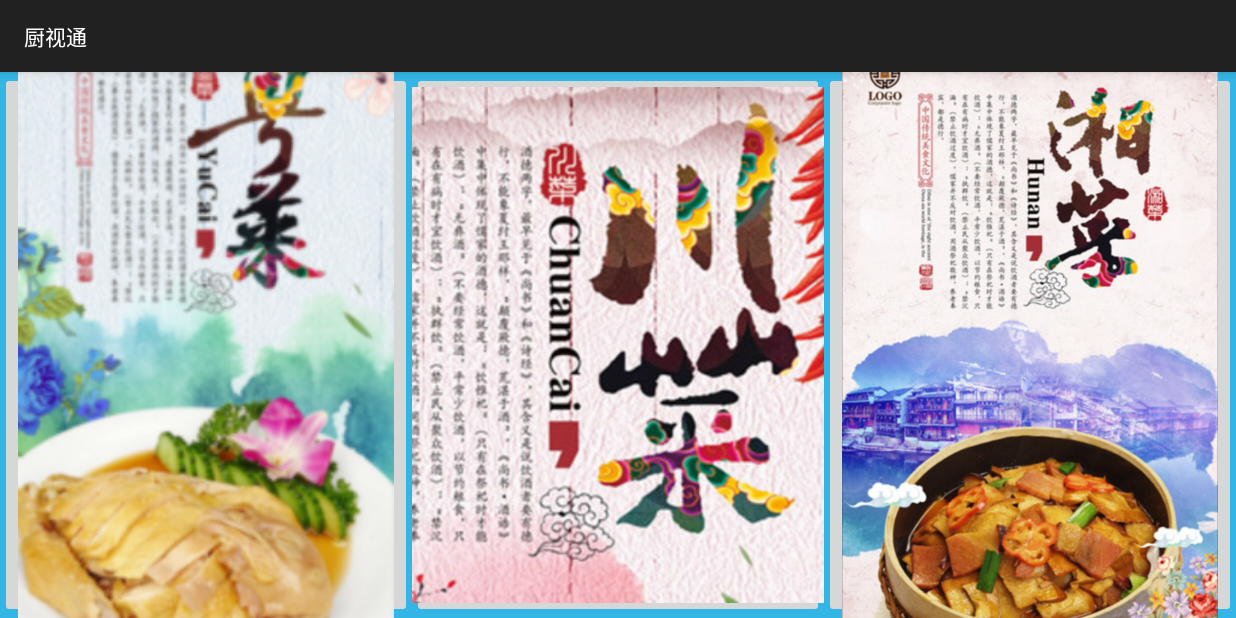
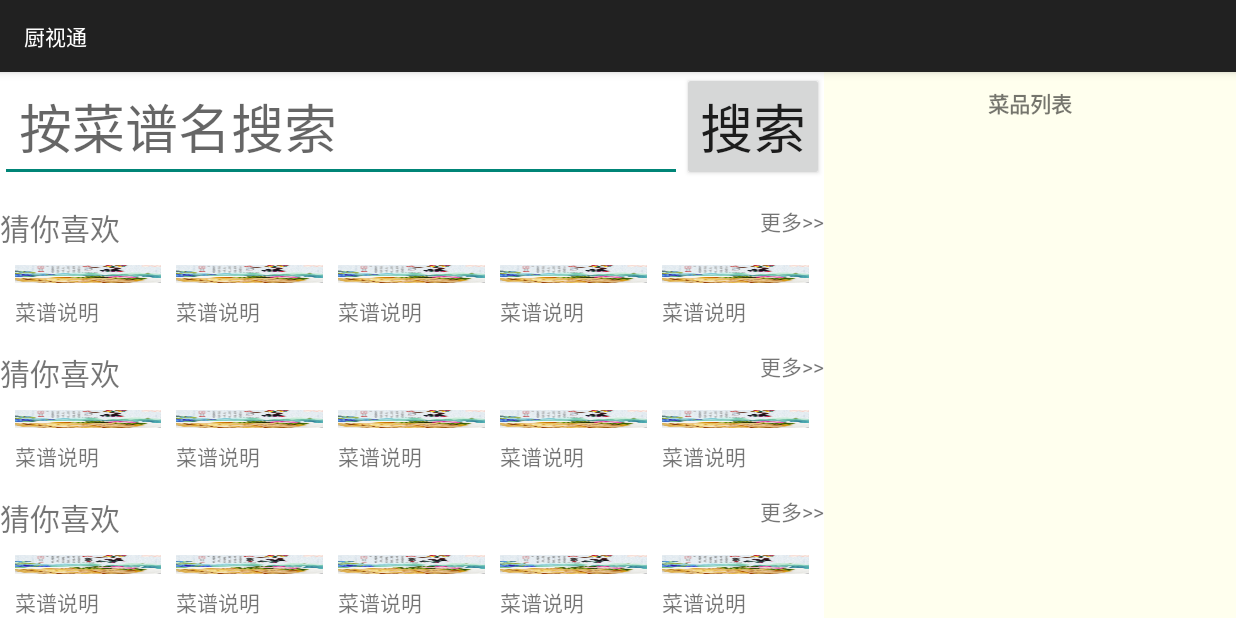
Before and after one commit to Levi-Ackerman/MyCook, an Android app: the CaiXiActivity screen opened directly, with no data from a screen before it, on a phone screen of 824 x 412 dp (held sideways). Run offline under Robolectric (Android 15) with nearby library versions, the phone set to English and light mode, and no system bars.

Commit message:
菜系的三层布局已经弄好

```diff
--- a/app/src/main/java/lee/scut/edu/mycook/CaiXiActivity.java
+++ b/app/src/main/java/lee/scut/edu/mycook/CaiXiActivity.java
@@ -11,15 +11,15 @@ public class CaiXiActivity extends BaseActivity implements View.OnClickListener
     protected void onCreate(Bundle savedInstanceState) {
         super.onCreate(savedInstanceState);
         setContentView(R.layout.activity_caixi);
-        findViewById(R.id.ib_yuecai).setOnClickListener(this);
+//        findViewById(R.id.ib_yuecai).setOnClickListener(this);
     }
 
     @Override
     public void onClick(View v) {
         switch (v.getId()){
-            case R.id.ib_yuecai:
-                jumpToActivity(YuecaiActivity.class);
-                break;
+//            case R.id.ib_yuecai:
+//                jumpToActivity(YuecaiActivity.class);
+//                break;
         }
     }
 }
--- a/app/src/main/res/layout/activity_caixi.xml
+++ b/app/src/main/res/layout/activity_caixi.xml
@@ -2,29 +2,85 @@
 <LinearLayout xmlns:android="http://schemas.android.com/apk/res/android"
     android:layout_width="match_parent"
     android:layout_height="match_parent"
-    android:background="@android:color/holo_blue_light"
     android:orientation="horizontal">
-
-    <ImageButton
-        android:id="@+id/ib_yuecai"
+    <RelativeLayout
         android:layout_width="0dp"
         android:layout_height="match_parent"
-        android:layout_weight="1"
-        android:scaleType="centerCrop"
-        android:src="@drawable/yuecai" />
+        android:layout_weight="6"
+        android:background="@android:color/white">
 
-    <ImageButton
+        <RelativeLayout
+            android:id="@+id/container_search"
+            android:layout_width="match_parent"
+            android:layout_height="wrap_content">
+
+            <EditText
+                android:id="@+id/et_search_caipu"
+                android:layout_width="match_parent"
+                android:layout_toLeftOf="@+id/btn_search_caipu"
+                android:layout_height="wrap_content"
+                android:hint=" 按菜谱名搜索"
+                android:textSize="@dimen/text_size_text_content" />
+
+            <Button
+                android:layout_alignParentRight="true"
+                android:id="@+id/btn_search_caipu"
+                android:layout_width="wrap_content"
+                android:layout_height="wrap_content"
+                android:text="搜索"
+                android:textSize="@dimen/text_size_text_content" />
+        </RelativeLayout>
+        <LinearLayout
+            android:layout_below="@id/container_search"
+            android:orientation="vertical"
+            android:layout_width="match_parent"
+            android:layout_height="match_parent">
+            <include
+                android:layout_marginTop="15dp"
+                android:layout_width="match_parent"
+                android:layout_height="0dp"
+                android:layout_weight="1"
+                layout="@layout/view_show_container"
+                android:id="@+id/container_pop"/>
+            <include
+                android:layout_marginTop="15dp"
+                android:layout_width="match_parent"
+                android:layout_height="0dp"
+                android:layout_weight="1"
+                layout="@layout/view_show_container"
+                android:id="@+id/container_recommand"/>
+            <include
+                android:layout_marginTop="15dp"
+                android:layout_width="match_parent"
+                android:layout_height="0dp"
+                android:layout_weight="1"
+                layout="@layout/view_show_container"
+                android:id="@+id/container_history"/>
+        </LinearLayout>
+    </RelativeLayout>
+
+    <LinearLayout
         android:layout_width="0dp"
-        android:scaleType="centerCrop"
         android:layout_height="match_parent"
-        android:layout_weight="1"
-        android:src="@drawable/chuancai" />
+        android:layout_weight="3"
+        android:background="#ffe"
+        android:orientation="vertical">
 
-    <ImageButton
-        android:layout_width="0dp"
-        android:scaleType="centerCrop"
-        android:layout_height="match_parent"
-        android:layout_weight="1"
-        android:src="@drawable/xiangcai" />
+        <TextView
+            android:layout_width="wrap_content"
+            android:layout_height="wrap_content"
+            android:layout_gravity="center"
+            android:padding="10dp"
+            android:text="菜品列表"
+            android:textStyle="bold" />
+
+        <ListView
+            android:id="@+id/lv_foods"
+            android:layout_width="wrap_content"
+            android:layout_height="match_parent"
+            android:background="@android:color/transparent">
+
+        </ListView>
+    </LinearLayout>
 
 </LinearLayout>
--- a/app/src/main/res/layout/activity_player.xml
+++ b/app/src/main/res/layout/activity_player.xml
@@ -1,6 +1,7 @@
 <?xml version="1.0" encoding="utf-8"?>
 <LinearLayout xmlns:android="http://schemas.android.com/apk/res/android"
     android:layout_width="match_parent"
+    xmlns:custom="http://schemas.android.com/apk/res-auto"
     android:layout_height="match_parent"
     android:orientation="horizontal">
 
@@ -9,7 +10,6 @@
         android:layout_height="match_parent"
         android:layout_weight="6"
         android:background="@android:color/white">
-
         <TextView
             android:id="@+id/tv_songname"
             android:layout_width="wrap_content"
--- /dev/null
+++ b/app/src/main/res/layout/view_food.xml
@@ -0,0 +1,21 @@
+<?xml version="1.0" encoding="utf-8"?>
+<RelativeLayout xmlns:android="http://schemas.android.com/apk/res/android"
+    android:orientation="vertical" android:layout_width="match_parent"
+    android:layout_marginRight="10dp"
+    android:layout_height="match_parent">
+    <ImageView
+        android:layout_above="@+id/tv_food_simple"
+        android:layout_marginBottom="8dp"
+        android:layout_width="match_parent"
+        android:src="@drawable/yuecai"
+        android:scaleType="fitXY"
+        android:layout_height="match_parent" />
+    <TextView
+        android:layout_alignParentBottom="true"
+        android:id="@+id/tv_food_simple"
+        android:layout_width="match_parent"
+        android:text="菜谱说明"
+        android:lines="1"
+        android:singleLine="true"
+        android:layout_height="wrap_content" />
+</RelativeLayout>
--- /dev/null
+++ b/app/src/main/res/layout/view_show_container.xml
@@ -0,0 +1,59 @@
+<?xml version="1.0" encoding="utf-8"?>
+<RelativeLayout xmlns:android="http://schemas.android.com/apk/res/android"
+    android:layout_width="match_parent"
+    android:layout_height="match_parent">
+
+    <TextView
+        android:id="@+id/tv_kind"
+        android:layout_width="wrap_content"
+        android:layout_height="wrap_content"
+        android:layout_marginBottom="10dp"
+        android:textSize="@dimen/abc_text_size_title_material_toolbar"
+        android:text="猜你喜欢" />
+
+    <TextView
+        android:id="@+id/tv_more"
+        android:layout_width="wrap_content"
+        android:layout_height="wrap_content"
+        android:layout_alignParentRight="true"
+        android:text="更多>>" />
+
+    <LinearLayout
+        android:layout_width="match_parent"
+        android:layout_height="match_parent"
+        android:layout_below="@+id/tv_kind"
+        android:orientation="horizontal">
+
+        <include
+            android:layout_marginLeft="10dp"
+            android:layout_marginRight="10dp"
+            layout="@layout/view_food"
+            android:layout_width="0dp"
+            android:layout_height="match_parent"
+            android:layout_weight="1" />
+        <include
+            android:layout_marginRight="10dp"
+            layout="@layout/view_food"
+            android:layout_width="0dp"
+            android:layout_height="match_parent"
+            android:layout_weight="1" />
+        <include
+            android:layout_marginRight="10dp"
+            layout="@layout/view_food"
+            android:layout_width="0dp"
+            android:layout_height="match_parent"
+            android:layout_weight="1" />
+        <include
+            layout="@layout/view_food"
+            android:layout_marginRight="10dp"
+            android:layout_width="0dp"
+            android:layout_height="match_parent"
+            android:layout_weight="1" />
+        <include
+            layout="@layout/view_food"
+            android:layout_marginRight="10dp"
+            android:layout_width="0dp"
+            android:layout_height="match_parent"
+            android:layout_weight="1" />
+    </LinearLayout>
+</RelativeLayout>
--- /dev/null
+++ b/app/src/main/res/values/attrs.xml
@@ -0,0 +1,7 @@
+<?xml version="1.0" encoding="utf-8"?>
+<resources>
+    <attr name = "titleName" format="string"/>
+    <declare-styleable name="ShowContainer">
+        <attr name="titleName"/>
+    </declare-styleable>
+</resources>
```
